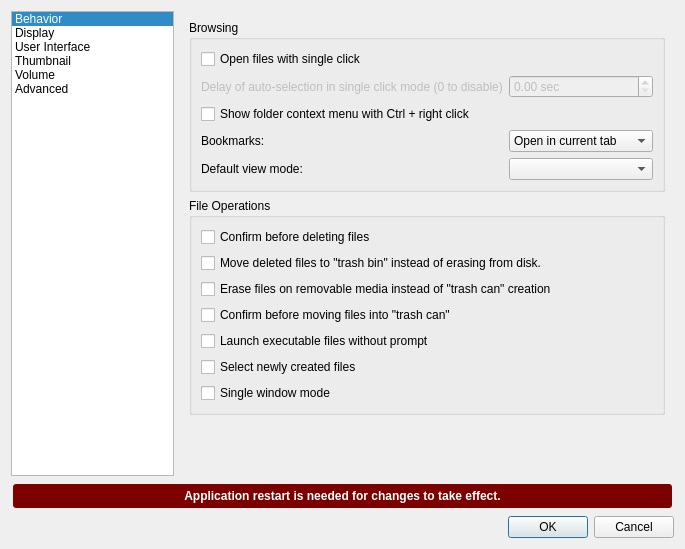
lxqt/pcmanfm-qt, file pcmanfm/preferences.ui: the form before one commit.
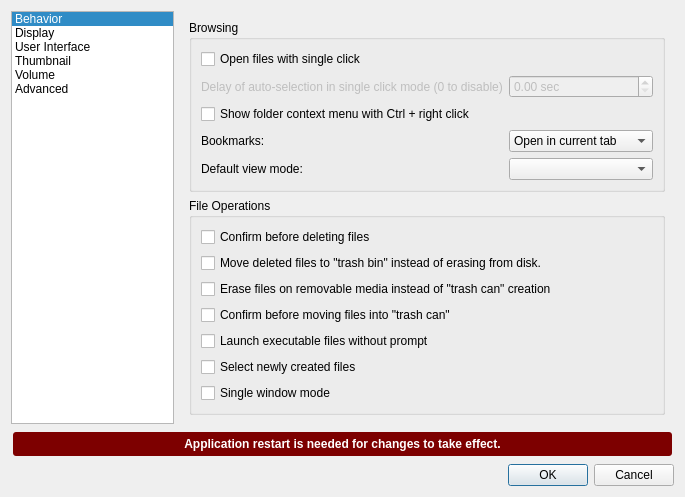
The form after the commit. The open tabs and pages were chosen to show the change.

Patch:
```diff
--- a/pcmanfm/preferences.ui
+++ b/pcmanfm/preferences.ui
@@ -7,7 +7,7 @@
     <x>0</x>
     <y>0</y>
     <width>685</width>
-    <height>549</height>
+    <height>440</height>
    </rect>
   </property>
   <property name="windowTitle">
```
Left out of the diff: 2 changed lines with no effect on the pictures.
